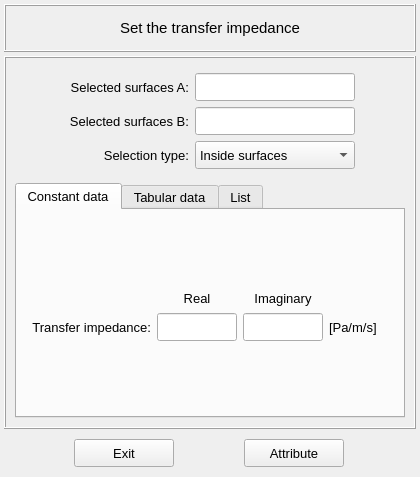
Above: vibra/interface/data/ui_files/model/setup/acoustic/transfer_impedance_inputs.ui from MOPT-UFSC/VIBRA before the change. Below: the same form after it.
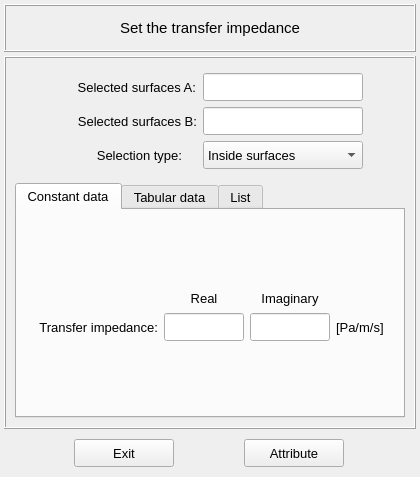
That is the form after the change. The open tabs and pages were chosen to show the change. Icons and pictures are not drawn.

Commit message: Minor adjustments to the boundary conditions interface

Diff of the .ui file:
```diff
--- a/vibra/interface/data/ui_files/model/setup/acoustic/transfer_impedance_inputs.ui
+++ b/vibra/interface/data/ui_files/model/setup/acoustic/transfer_impedance_inputs.ui
@@ -101,6 +101,8 @@
         <property name="font">
          <font>
           <pointsize>10</pointsize>
+          <weight>50</weight>
+          <bold>false</bold>
          </font>
         </property>
         <property name="currentIndex">
@@ -143,6 +145,8 @@
             <property name="font">
              <font>
               <pointsize>11</pointsize>
+              <weight>50</weight>
+              <bold>false</bold>
              </font>
             </property>
             <property name="frameShape">
@@ -275,13 +279,13 @@
               <widget class="QLabel" name="label_18">
                <property name="minimumSize">
                 <size>
-                 <width>120</width>
+                 <width>134</width>
                  <height>28</height>
                 </size>
                </property>
                <property name="maximumSize">
                 <size>
-                 <width>120</width>
+                 <width>134</width>
                  <height>28</height>
                 </size>
                </property>
@@ -954,6 +958,8 @@
            <property name="font">
             <font>
              <pointsize>10</pointsize>
+             <weight>50</weight>
+             <bold>false</bold>
             </font>
            </property>
            <property name="currentIndex">
@@ -1004,6 +1010,8 @@
            <property name="font">
             <font>
              <pointsize>10</pointsize>
+             <weight>50</weight>
+             <bold>false</bold>
             </font>
            </property>
            <property name="focusPolicy">
@@ -1037,13 +1045,13 @@
           <widget class="QLabel" name="label_selection_A">
            <property name="minimumSize">
             <size>
-             <width>100</width>
+             <width>134</width>
              <height>28</height>
             </size>
            </property>
            <property name="maximumSize">
             <size>
-             <width>120</width>
+             <width>134</width>
              <height>28</height>
             </size>
            </property>
@@ -1070,13 +1078,13 @@
           <widget class="QLabel" name="label_selection_B">
            <property name="minimumSize">
             <size>
-             <width>100</width>
+             <width>135</width>
              <height>28</height>
             </size>
            </property>
            <property name="maximumSize">
             <size>
-             <width>120</width>
+             <width>134</width>
              <height>28</height>
             </size>
            </property>
@@ -1119,6 +1127,8 @@
            <property name="font">
             <font>
              <pointsize>10</pointsize>
+             <weight>50</weight>
+             <bold>false</bold>
             </font>
            </property>
            <property name="focusPolicy">
```
Left out of the diff: 12 changed lines with no effect on the pictures. The commit also changes 7 other files.
